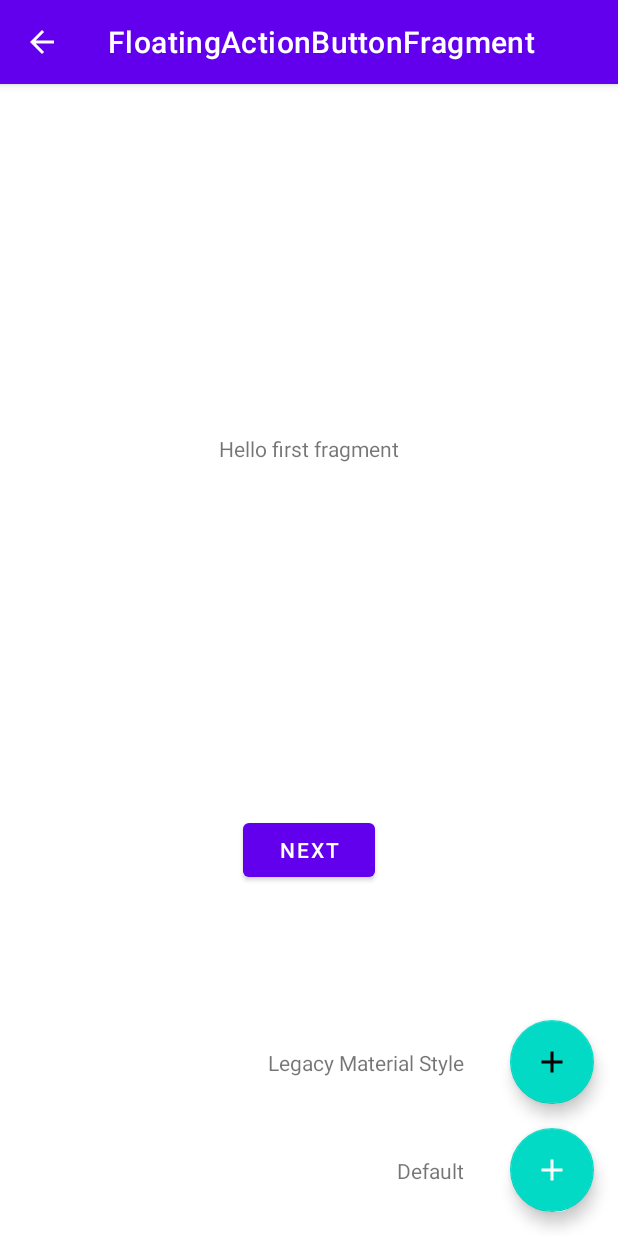
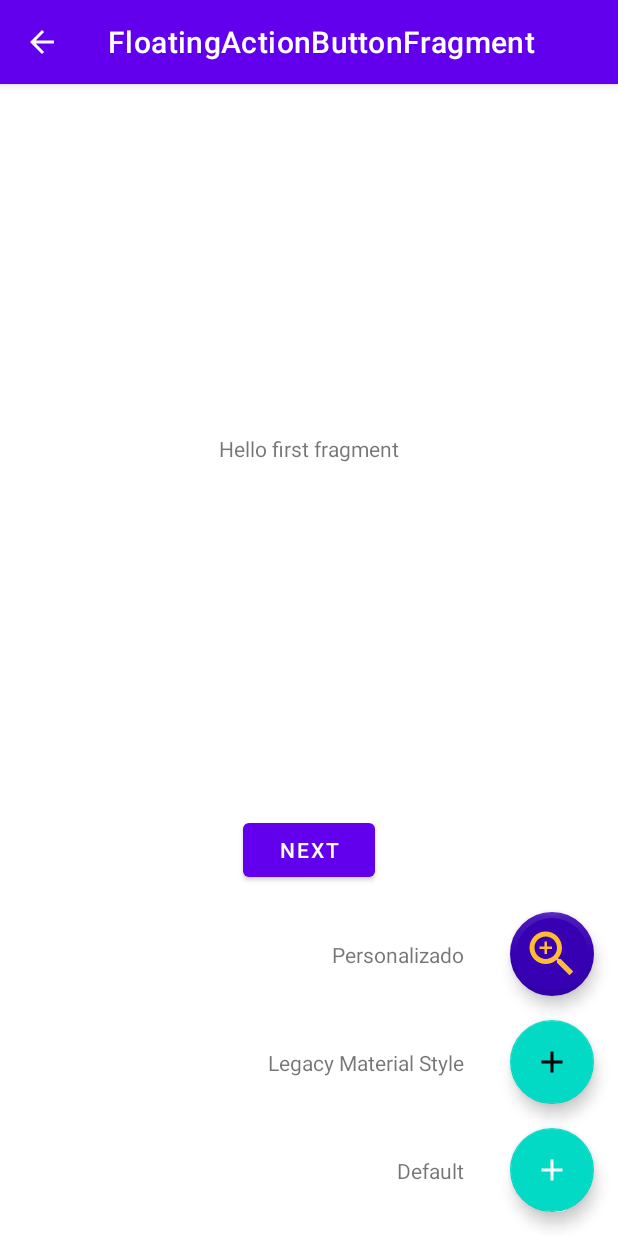
Before and after one commit to JosueRuiz08/MDC, an Android app: the screen it shows after launch (StaticActivity), after a tap on "FloatingActionButtonFragment", on a phone screen of 412 x 824 dp. Run offline under Robolectric (Android 15) with nearby library versions, the phone set to English and light mode, and no system bars; our stand-ins replace ButterKnife, navigation-ui.

Commit message:
Floating Action Button - Personalización y Eventos

```diff
--- a/app/src/main/java/com/josue/example/mdcomponents/Fragments/FloatingActionButtonFragment.java
+++ b/app/src/main/java/com/josue/example/mdcomponents/Fragments/FloatingActionButtonFragment.java
@@ -2,16 +2,22 @@ package com.josue.example.mdcomponents.Fragments;
 
 import android.os.Bundle;
 
+import androidx.constraintlayout.widget.ConstraintLayout;
 import androidx.fragment.app.Fragment;
 
 import android.view.LayoutInflater;
 import android.view.View;
 import android.view.ViewGroup;
+import android.widget.TextView;
+import android.widget.Toast;
 
+import com.google.android.material.floatingactionbutton.FloatingActionButton;
 import com.josue.example.mdcomponents.R;
 import com.josue.example.mdcomponents.utils.Component;
 import com.josue.example.mdcomponents.utils.Constants;
 
+import butterknife.BindView;
+import butterknife.ButterKnife;
 import butterknife.Unbinder;
 
 /**
@@ -33,6 +39,16 @@ public class FloatingActionButtonFragment extends Fragment {
     public  static final String TAG = "FloatingActionButtonFragment";
     private static Component mInstance;
     Unbinder mUnbinder;
+    @BindView(R.id.fabDefault)
+    FloatingActionButton fabDefault;
+    @BindView(R.id.fabLegacy)
+    FloatingActionButton fabLegacy;
+    @BindView(R.id.fabCustom)
+    FloatingActionButton fabCustom;
+    @BindView(R.id.containerMain)
+    ConstraintLayout containerMain;
+    @BindView(R.id.tvLegacy)
+    TextView tvLegacy;
 
     public static Component getItemInstance() {
         mInstance = new Component();
@@ -79,6 +95,13 @@ public class FloatingActionButtonFragment extends Fragment {
                              Bundle savedInstanceState) {
         // Inflate the layout for this fragment
         View v = inflater.inflate(R.layout.fragment_floating_action_button, container, false);
+        mUnbinder = ButterKnife.bind(this, v);
+        fabDefault.setOnClickListener(view -> Toast.makeText(getActivity(), getString(R.string.message_action_success),Toast.LENGTH_SHORT).show());
+        fabLegacy.setOnClickListener(view -> {
+            fabLegacy.setVisibility(View.GONE);
+            tvLegacy.setVisibility(View.GONE);
+        });
+
         return v;
     }
 
--- a/app/src/main/res/layout/fragment_floating_action_button.xml
+++ b/app/src/main/res/layout/fragment_floating_action_button.xml
@@ -56,5 +56,31 @@
         app:layout_constraintTop_toTopOf="@+id/fabLegacy"
         app:layout_constraintBottom_toBottomOf="@+id/fabLegacy"/>
 
+    <com.google.android.material.floatingactionbutton.FloatingActionButton
+        android:id="@+id/fabCustom"
+        android:layout_width="wrap_content"
+        android:layout_height="wrap_content"
+        android:layout_margin="@dimen/common_padding_default"
+        app:layout_constraintEnd_toEndOf="parent"
+        app:layout_constraintBottom_toTopOf="@+id/fabLegacy"
+        style="@style/Widget.MaterialComponents.FloatingActionButton"
+        android:src="@drawable/ic_zoom_in"
+        app:tint="@android:color/holo_orange_light"
+        app:backgroundTint="@color/purple_700"
+        app:rippleColor="@android:color/holo_blue_bright"
+        android:elevation="@dimen/common_padding_default"
+        app:maxImageSize="40dp"
+        app:borderWidth="@dimen/common_padding_micro"
+        />
+
+    <TextView
+        android:id="@+id/tvCustom"
+        android:layout_width="wrap_content"
+        android:layout_height="wrap_content"
+        android:text="@string/status_custom"
+        app:layout_constraintEnd_toStartOf="@+id/guideline"
+        app:layout_constraintTop_toTopOf="@+id/fabCustom"
+        app:layout_constraintBottom_toBottomOf="@+id/fabCustom"/>
+
 
 </androidx.constraintlayout.widget.ConstraintLayout>
--- a/app/src/main/res/values/dimens.xml
+++ b/app/src/main/res/values/dimens.xml
@@ -8,4 +8,5 @@
     <dimen name="common_padding_min">8dp</dimen>
     <dimen name="common_padding_bottom_scroll">64dp</dimen>
     <dimen name="circle_radius">28dp</dimen>
+    <dimen name="common_padding_micro">4dp</dimen>
 </resources>
```
